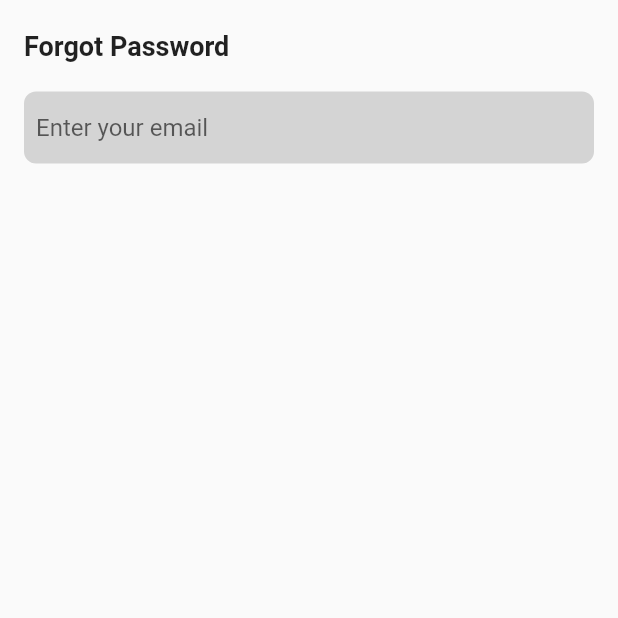
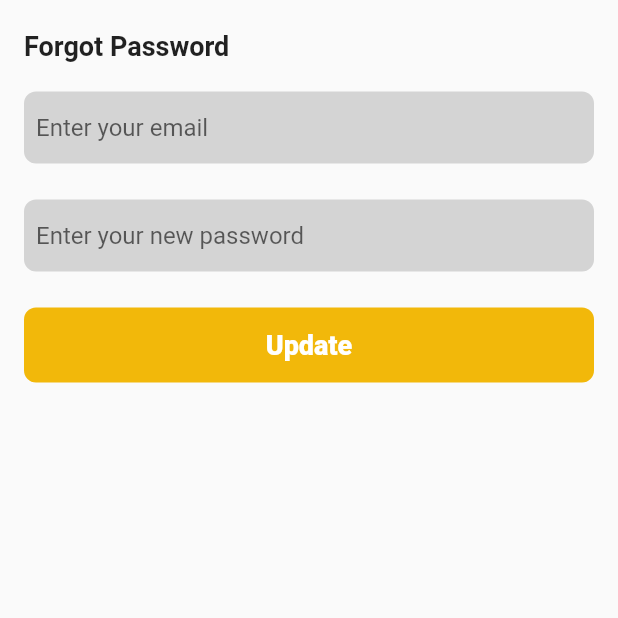
Before and after one commit to Shark929/foodie_3, a Flutter app: the VendorForgotPassword screen opened directly, on a phone screen of 412 x 824 dp, the top half of it. Run offline on Flutter 3.47's test engine with Material 2 defaults, Android fonts, the phone set to English and light mode, and no system bars; our stand-ins replace cloud_firestore, firebase_core, firebase_messaging, firebase_storage, flutter_local_notifications, image_picker and 2 more; accounts and stored records are empty.

Commit message:
Vendor module -100% done

```diff
--- a/lib/pages/vendors/vendor_forgot_password_screen.dart
+++ b/lib/pages/vendors/vendor_forgot_password_screen.dart
@@ -34,18 +34,20 @@ class _VendorForgotPasswordState extends State<VendorForgotPassword> {
             const SizedBox(
               height: 20,
             ),
-            vendorIsExisted
-                ? TextInputComponent(
+            TextInputComponent(
+              controller: emailController,
+              hintText: "Enter your email",
+              obscureText: false,
+              validator: false,
+              validatorText: "",
+            ),
+            const SizedBox(
+              height: 20,
+            ),
+            TextInputComponent(
               controller: passwordController,
               hintText: "Enter your new password",
               obscureText: true,
-                    validator: false,
-                    validatorText: "",
-                  )
-                : TextInputComponent(
-                    controller: emailController,
-                    hintText: "Enter your email",
-                    obscureText: false,
               validator: false,
               validatorText: "",
             ),
@@ -57,53 +59,26 @@ class _VendorForgotPasswordState extends State<VendorForgotPassword> {
                     FirebaseFirestore.instance.collection("Vendor").snapshots(),
                 builder: (context, snapshot) {
                   if (snapshot.hasData) {
+                    return ButtonComponent1(
+                        buttonTitle: "Update",
+                        buttonFunction: () {
                           for (int i = 0; i < snapshot.data!.docs.length; i++) {
                             if (snapshot.data!.docs[i]['email'] ==
                                 emailController.text) {
-                      return ButtonComponent1(
-                        buttonTitle: "Enter",
-                        buttonFunction: () {
-                          setState(() {
-                            vendorIsExisted = true;
-                          });
-                        },
-                      );
-                    }
-                  }
-                }
-                return const SizedBox();
-              },
-            ),
-            vendorIsExisted == true
-                ? StreamBuilder(
-                    stream: FirebaseFirestore.instance
-                        .collection("Vendor")
-                        .snapshots(),
-                    builder: (context, snapshot) {
-                      if (snapshot.hasData) {
-                        for (int i = 0; i < snapshot.data!.docs.length; i++) {
-                          if (snapshot.data!.docs[i]['email'] ==
-                              emailController.text) {
-                            return ButtonComponent1(
-                              buttonTitle: "Confirm",
-                              buttonFunction: () {
                               snapshot.data!.docs[i].reference.update({
-                                  "password": passwordController.text,
+                                "password": passwordController.text
                               }).then((value) => Navigator.pushAndRemoveUntil(
                                   context,
                                   MaterialPageRoute(
                                       builder: (context) =>
                                           const VendorLoginScreen()),
                                   (route) => false));
-                              },
-                            );
                             }
                           }
+                        });
                   }
                   return const SizedBox();
-                    },
-                  )
-                : const SizedBox(),
+                }),
           ],
         ),
       )),
```
Lines whose indentation alone changed are shown as unchanged.
